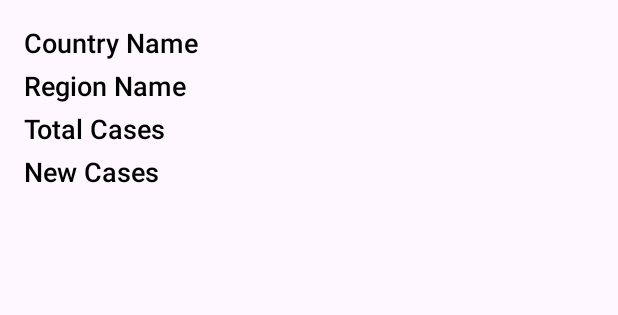
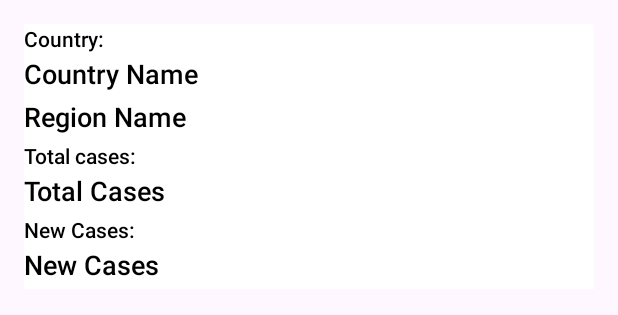
Before and after one commit to A01352033/covid-app, an Android app: the layout item_covid.xml on its own in the app's theme, with its tools: preview values and no code run, on a phone screen of 412 x 824 dp. Shown: the top 315 px of the screen. Run offline under Robolectric (Android 15) with nearby library versions, the phone set to English and light mode, and no system bars.

```diff
--- a/TemplateEXAMEN/app/src/main/java/com/example/kotlin/examenMobiles/data/model/Cases.kt
+++ b/TemplateEXAMEN/app/src/main/java/com/example/kotlin/examenMobiles/data/model/Cases.kt
@@ -1,4 +1,6 @@
 package com.example.kotlin.examenMobiles.data.model
+
+import java.util.Date
 
 data class Cases(
     val total: Int,
--- a/TemplateEXAMEN/app/src/main/java/com/example/kotlin/examenMobiles/data/remote/ApiService.kt
+++ b/TemplateEXAMEN/app/src/main/java/com/example/kotlin/examenMobiles/data/remote/ApiService.kt
@@ -3,8 +3,9 @@ package com.example.kotlin.examenMobiles.remote
 import com.example.kotlin.examenMobiles.model.CovidModel
 import retrofit2.http.GET
 import retrofit2.http.Header
+import retrofit2.http.Query
 
 interface ApiService {
     @GET("covid19")
-    suspend fun getCovidData(@Header("X-Api-Key") apiKey: String): List<CovidModel>
+    suspend fun getCovidData(@Header("X-Api-Key") apiKey: String, @Query("country") country: String): List<CovidModel>
 }
--- a/TemplateEXAMEN/app/src/main/java/com/example/kotlin/examenMobiles/data/repository/CovidRepository.kt
+++ b/TemplateEXAMEN/app/src/main/java/com/example/kotlin/examenMobiles/data/repository/CovidRepository.kt
@@ -6,6 +6,6 @@ import com.example.kotlin.examenMobiles.remote.ApiService
 
 class CovidRepository(private val apiService: ApiService) {
     suspend fun getCovidData(apiKey: String): List<CovidModel> {
-        return ApiClient.apiService.getCovidData(apiKey)
+        return ApiClient.apiService.getCovidData(apiKey, "Canada")
     }
 }
--- a/TemplateEXAMEN/app/src/main/java/com/example/kotlin/examenMobiles/framework/main/adapter/CovidAdapter.kt
+++ b/TemplateEXAMEN/app/src/main/java/com/example/kotlin/examenMobiles/framework/main/adapter/CovidAdapter.kt
@@ -15,6 +15,7 @@ class CovidAdapter(private val data: List<CovidModel>) : RecyclerView.Adapter<Co
 
     override fun onBindViewHolder(holder: CovidViewHolder, position: Int) {
         holder.bind(data[position])
+
     }
 
     override fun getItemCount(): Int = data.size
--- a/TemplateEXAMEN/app/src/main/res/layout/item_covid.xml
+++ b/TemplateEXAMEN/app/src/main/res/layout/item_covid.xml
@@ -6,6 +6,15 @@
     android:padding="16dp">
 
     <TextView
+        android:layout_width="match_parent"
+        android:layout_height="match_parent"
+        android:text="Country:"
+        android:textSize="14sp"
+        android:fontFamily="sans-serif-medium"
+        android:textColor="@android:color/black"
+        android:paddingBottom="1dp"
+        android:background="@color/white"/>
+    <TextView
         android:id="@+id/textViewCountry"
         android:layout_width="match_parent"
         android:layout_height="wrap_content"
@@ -13,7 +22,8 @@
         android:fontFamily="sans-serif-medium"
         android:textColor="@android:color/black"
         android:paddingBottom="4dp"
-        android:text="Country Name" />
+        android:text="Country Name"
+        android:background="@color/white"/>
 
     <TextView
         android:id="@+id/textViewRegion"
@@ -23,8 +33,18 @@
         android:fontFamily="sans-serif-medium"
         android:textColor="@android:color/black"
         android:paddingBottom="4dp"
-        android:text="Region Name" />
+        android:text="Region Name"
+        android:background="@color/white"/>
 
+    <TextView
+        android:layout_width="match_parent"
+        android:layout_height="match_parent"
+        android:text="Total cases:"
+        android:textSize="14sp"
+        android:fontFamily="sans-serif-medium"
+        android:textColor="@android:color/black"
+        android:paddingBottom="1dp"
+        android:background="@color/white"/>
     <TextView
         android:id="@+id/textViewTotal"
         android:layout_width="match_parent"
@@ -33,8 +53,18 @@
         android:fontFamily="sans-serif-medium"
         android:textColor="@android:color/black"
         android:paddingBottom="4dp"
-            android:text="Total Cases" />
+        android:text="Total Cases"
+        android:background="@color/white"/>
 
+    <TextView
+        android:layout_width="match_parent"
+        android:layout_height="match_parent"
+        android:text="New Cases:"
+        android:textSize="14sp"
+        android:fontFamily="sans-serif-medium"
+        android:textColor="@android:color/black"
+        android:paddingBottom="1dp"
+        android:background="@color/white"/>
     <TextView
         android:id="@+id/textViewNew"
         android:layout_width="match_parent"
@@ -43,7 +73,9 @@
         android:fontFamily="sans-serif-medium"
         android:textColor="@android:color/black"
         android:paddingBottom="4dp"
-        android:text="New Cases" />
+        android:text="New Cases"
+        android:background="@color/white"/>
+
 
     <!-- Puedes agregar más TextViews o elementos aquí, por ejemplo, para mostrar la región, casos totales, etc. -->
 
```
